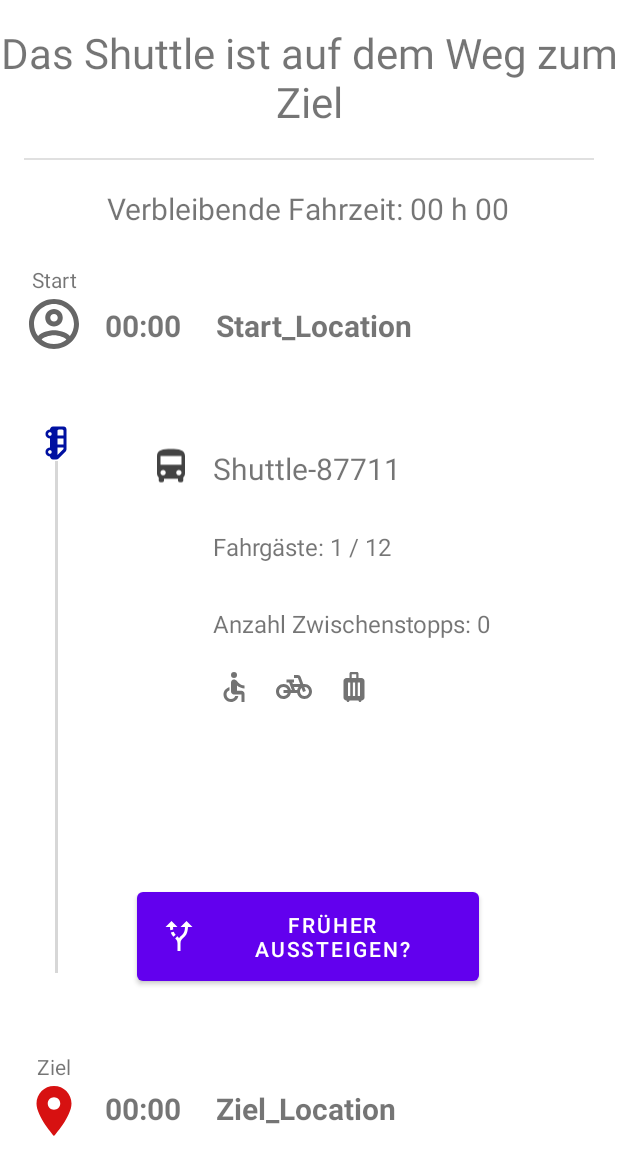
After one commit to MartenKre/ITP, an Android app: the layout activity_main3.xml on its own in the app's theme, with its tools: preview values and no code run, on a phone screen of 412 x 824 dp. The commit adds this screen. Shown: the top 1175 px of the screen. Run offline under Robolectric (Android 15) with nearby library versions, the phone set to English and light mode, and no system bars.

Commit message:
[ADD] Added Third Activity

```diff
--- a/App_Prototype/app/src/main/AndroidManifest.xml
+++ b/App_Prototype/app/src/main/AndroidManifest.xml
@@ -11,6 +11,9 @@
         android:roundIcon="@mipmap/ic_launcher_round"
         android:supportsRtl="true"
         android:theme="@style/Theme.App_Prototype">
+        <activity
+            android:name=".MainActivity3"
+            android:exported="false" />
         <activity
             android:name=".MainActivity2"
             android:exported="false" />
--- /dev/null
+++ b/App_Prototype/app/src/main/java/com/example/app_prototype/Dialog_Window_2.kt
@@ -0,0 +1,4 @@
+package com.example.app_prototype
+
+class Dialog_Window_2 {
+}
--- a/App_Prototype/app/src/main/java/com/example/app_prototype/MainActivity.kt
+++ b/App_Prototype/app/src/main/java/com/example/app_prototype/MainActivity.kt
@@ -269,12 +269,14 @@ class MainActivity : AppCompatActivity() {
             if (id_edittext == "Ziel") {
                 ziel_marker = MarkerOptions().position(latLng).title(id_edittext)
                 draw_marker_on_map(true, ziel_marker)
-                ziel = location
+                ziel = address.featureName.toString()
+                ziel_textview.setText(address.featureName.toString(), TextView.BufferType.EDITABLE)
             }
             else{
                 start_marker = MarkerOptions().position(latLng).title(id_edittext)
                 draw_marker_on_map(false, start_marker)
-                start = location
+                start = address.featureName.toString()
+                start_textview.setText(address.featureName.toString(), TextView.BufferType.EDITABLE)
             }
             googleMap.animateCamera(CameraUpdateFactory.newLatLngZoom(latLng, 15f))
         }
--- a/App_Prototype/app/src/main/java/com/example/app_prototype/MainActivity2.kt
+++ b/App_Prototype/app/src/main/java/com/example/app_prototype/MainActivity2.kt
@@ -1,12 +1,14 @@
 package com.example.app_prototype
 
 import android.content.Context
+import android.content.Intent
 import android.graphics.Bitmap
 import android.graphics.Canvas
 import android.os.Bundle
 import android.os.CountDownTimer
 import android.util.Log
 import android.widget.TextView
+import android.widget.Toast
 import androidx.annotation.DrawableRes
 import androidx.appcompat.app.AppCompatActivity
 import androidx.core.content.ContextCompat
@@ -34,6 +36,7 @@ class MainActivity2 : AppCompatActivity() {
     lateinit var mapFragment : SupportMapFragment
     lateinit var googleMap2: GoogleMap
     lateinit var last_timer: CountDownTimer
+    lateinit var intent_page3: Intent
     var shuttle_marker: Marker? = null
     var start_marker: Marker? = null
     var ziel_marker: Marker? = null
@@ -85,6 +88,8 @@ class MainActivity2 : AppCompatActivity() {
             }
         })
 
+        intent_page3 = Intent(this, MainActivity3::class.java)  //Initialize Intent
+        startActivity(intent_page3)  //uncomment to go to page 3 directly
 
         start_textview = findViewById<TextView>(R.id.start_textview)
         ziel_textview = findViewById<TextView>(R.id.ziel_texttview)
@@ -147,9 +152,30 @@ class MainActivity2 : AppCompatActivity() {
             override fun onFinish() {
                 textView_shuttleinfo.text = "Das Shuttle befindet sich nun an der Startposition"
                 textView_main_caption.text = "Das Shuttle ist da!"
+                display_toast()
+                open_Activity3()
             }
         }
         timer.start()
+    }
+
+    fun open_Activity3(){
+        // wait 5 Sec then start Activity3
+        val timer = object: CountDownTimer(5000, 5000) {
+            override fun onTick(millisUntilFinished: Long) {
+            }
+
+            override fun onFinish() {
+                startActivity(intent_page3)
+            }
+        }
+        timer.start()
+    }
+
+    fun display_toast()
+    {
+        val toast = Toast.makeText(this, "Das Shuttle ist an der Startposition", Toast.LENGTH_SHORT)
+        toast.show()
     }
 
 
--- /dev/null
+++ b/App_Prototype/app/src/main/java/com/example/app_prototype/MainActivity3.kt
@@ -0,0 +1,104 @@
+package com.example.app_prototype
+
+import android.os.Build
+import androidx.appcompat.app.AppCompatActivity
+import android.os.Bundle
+import android.os.CountDownTimer
+import android.view.MotionEvent
+import android.widget.SeekBar
+import android.widget.TextView
+import kotlin.math.round
+import android.view.View
+import java.time.LocalDateTime
+import java.time.format.DateTimeFormatter
+import android.view.View.OnTouchListener
+import android.widget.Button
+
+import com.growingio.android.sdk.track.providers.ConfigurationProvider.core
+
+
+
+
+class MainActivity3 : AppCompatActivity() {
+
+    lateinit var shuttle_slider: SeekBar
+    lateinit var textView_remaining_time: TextView
+    lateinit var textView_start_location: TextView
+    lateinit var textView_ziel_location: TextView
+    lateinit var textView_start_time: TextView
+    lateinit var textView_ziel_time: TextView
+    lateinit var button_change_stop: Button
+    var fahrzeit: Int = 0 // fahrzeit in minutes
+
+    override fun onCreate(savedInstanceState: Bundle?) {
+        super.onCreate(savedInstanceState)
+        setContentView(R.layout.activity_main3)
+
+        //remove whitespaces from fahrzeit string
+        var sentence = MainActivity.fahrzeit
+        sentence = sentence.replace("\\s".toRegex(), "")
+        //split farhzeit string in h and min
+        val fahrzeit_h_m : List<String> = sentence.split("h")
+        //calculate fahrzeit as int
+        fahrzeit = fahrzeit_h_m[0].toInt()*60 + fahrzeit_h_m[1].toInt()
+
+        lateinit var currentDateTime: String
+        lateinit var targetDateTime: String
+        if (Build.VERSION.SDK_INT >= Build.VERSION_CODES.O) {
+            val current = LocalDateTime.now()
+            val formatter = DateTimeFormatter.ofPattern("HH:mm")  //yyyy-MM-dd HH:mm:ss.SSS
+            currentDateTime = current.format(formatter)
+            val currenttime_h_m : List<String> = currentDateTime.split(":")
+            var targetDateTime_h = ((currenttime_h_m[0].toInt() + fahrzeit_h_m[0].toInt() + (currenttime_h_m[1].toInt() + fahrzeit_h_m[1].toInt())/60) % 24).toString().padStart(2, '0')
+            var targetDateTime_m = ((currenttime_h_m[1].toInt() + fahrzeit_h_m[1].toInt())%60).toString().padStart(2, '0')
+            targetDateTime = "$targetDateTime_h:$targetDateTime_m"
+
+        } else {
+            //TODO("VERSION.SDK_INT < O")
+        }
+
+
+        shuttle_slider = findViewById<SeekBar>(R.id.seekBar)
+        shuttle_slider.setMax(0)
+        shuttle_slider.setMax(fahrzeit*60*1000)
+        shuttle_slider.setOnTouchListener(OnTouchListener { v, event -> true })     // Disable Seekbar Touchevent (without disabling seekbar)
+        textView_remaining_time = findViewById<TextView>(R.id.textView5)
+        textView_start_location = findViewById<TextView>(R.id.textView8)
+        textView_ziel_location = findViewById<TextView>(R.id.textView9)
+        textView_start_time = findViewById<TextView>(R.id.textView10)
+        textView_ziel_time = findViewById<TextView>(R.id.textView11)
+        button_change_stop = findViewById<Button>(R.id.button)
+
+        textView_ziel_location.text = "${MainActivity.ziel}"
+        textView_start_location.text = "${MainActivity.start}"
+        textView_start_time.text = currentDateTime
+        textView_ziel_time.text = targetDateTime
+
+        update_seekbar()
+    }
+
+    fun update_seekbar(){
+        val timer = object: CountDownTimer((fahrzeit * 60 * 1000).toLong(), 10) {
+            override fun onTick(millisUntilFinished: Long) {
+                //adapt textview (remaining time)
+                var minutes_until_finished = (millisUntilFinished/60000).toDouble()
+                var fahrzeit_min = (round((minutes_until_finished)%60)).toInt().toString().padStart(2, '0')
+                var fahrzeit_h = (round(minutes_until_finished) / 60).toInt().toString().padStart(2, '0')
+                textView_remaining_time.text = "Verbleibende Fahrzeit: $fahrzeit_h h $fahrzeit_min"
+
+                //adapt seekbar value
+                shuttle_slider.progress = (fahrzeit * 60 *1000 - millisUntilFinished).toInt()
+            }
+
+            override fun onFinish() {
+                shuttle_slider.progress = (fahrzeit * 60 *1000).toInt()
+            }
+        }
+        timer.start()
+    }
+
+    override fun onBackPressed() {
+        //super.onBackPressed()
+        return
+    }
+}
--- /dev/null
+++ b/App_Prototype/app/src/main/res/drawable/ic_baseline_accessible_24.xml
@@ -0,0 +1,6 @@
+<vector android:autoMirrored="true" android:height="24dp"
+    android:tint="#737373" android:viewportHeight="24"
+    android:viewportWidth="24" android:width="24dp" xmlns:android="http://schemas.android.com/apk/res/android">
+    <path android:fillColor="@android:color/white" android:pathData="M12,4m-2,0a2,2 0,1 1,4 0a2,2 0,1 1,-4 0"/>
+    <path android:fillColor="@android:color/white" android:pathData="M19,13v-2c-1.54,0.02 -3.09,-0.75 -4.07,-1.83l-1.29,-1.43c-0.17,-0.19 -0.38,-0.34 -0.61,-0.45 -0.01,0 -0.01,-0.01 -0.02,-0.01L13,7.28c-0.35,-0.2 -0.75,-0.3 -1.19,-0.26C10.76,7.11 10,8.04 10,9.09L10,15c0,1.1 0.9,2 2,2h5v5h2v-5.5c0,-1.1 -0.9,-2 -2,-2h-3v-3.45c1.29,1.07 3.25,1.94 5,1.95zM12.83,18c-0.41,1.16 -1.52,2 -2.83,2 -1.66,0 -3,-1.34 -3,-3 0,-1.31 0.84,-2.41 2,-2.83L9,12.1c-2.28,0.46 -4,2.48 -4,4.9 0,2.76 2.24,5 5,5 2.42,0 4.44,-1.72 4.9,-4h-2.07z"/>
+</vector>
--- /dev/null
+++ b/App_Prototype/app/src/main/res/drawable/ic_baseline_alt_route_24.xml
@@ -0,0 +1,5 @@
+<vector android:autoMirrored="true" android:height="24dp"
+    android:tint="#FFFFFF" android:viewportHeight="24"
+    android:viewportWidth="24" android:width="24dp" xmlns:android="http://schemas.android.com/apk/res/android">
+    <path android:fillColor="@android:color/white" android:pathData="M9.78,11.16l-1.42,1.42c-0.68,-0.69 -1.34,-1.58 -1.79,-2.94l1.94,-0.49C8.83,10.04 9.28,10.65 9.78,11.16zM11,6L7,2L3,6h3.02C6.04,6.81 6.1,7.54 6.21,8.17l1.94,-0.49C8.08,7.2 8.03,6.63 8.02,6H11zM21,6l-4,-4l-4,4h2.99c-0.1,3.68 -1.28,4.75 -2.54,5.88c-0.5,0.44 -1.01,0.92 -1.45,1.55c-0.34,-0.49 -0.73,-0.88 -1.13,-1.24L9.46,13.6C10.39,14.45 11,15.14 11,17c0,0 0,0 0,0h0v5h2v-5c0,0 0,0 0,0c0,-2.02 0.71,-2.66 1.79,-3.63c1.38,-1.24 3.08,-2.78 3.2,-7.37H21z"/>
+</vector>
--- /dev/null
+++ b/App_Prototype/app/src/main/res/drawable/ic_baseline_luggage_24.xml
@@ -0,0 +1,5 @@
+<vector android:height="24dp" android:tint="#737373"
+    android:viewportHeight="24" android:viewportWidth="24"
+    android:width="24dp" xmlns:android="http://schemas.android.com/apk/res/android">
+    <path android:fillColor="@android:color/white" android:pathData="M17,6h-2V3c0,-0.55 -0.45,-1 -1,-1h-4C9.45,2 9,2.45 9,3v3H7C5.9,6 5,6.9 5,8v11c0,1.1 0.9,2 2,2c0,0.55 0.45,1 1,1c0.55,0 1,-0.45 1,-1h6c0,0.55 0.45,1 1,1c0.55,0 1,-0.45 1,-1c1.1,0 2,-0.9 2,-2V8C19,6.9 18.1,6 17,6zM9.5,18H8V9h1.5V18zM12.75,18h-1.5V9h1.5V18zM13.5,6h-3V3.5h3V6zM16,18h-1.5V9H16V18z"/>
+</vector>
--- /dev/null
+++ b/App_Prototype/app/src/main/res/drawable/ic_baseline_pedal_bike_24.xml
@@ -0,0 +1,5 @@
+<vector android:height="24dp" android:tint="#737373"
+    android:viewportHeight="24" android:viewportWidth="24"
+    android:width="24dp" xmlns:android="http://schemas.android.com/apk/res/android">
+    <path android:fillColor="@android:color/white" android:pathData="M18.18,10l-1.7,-4.68C16.19,4.53 15.44,4 14.6,4H12v2h2.6l1.46,4h-4.81l-0.36,-1H12V7H7v2h1.75l1.82,5H9.9c-0.44,-2.23 -2.31,-3.88 -4.65,-3.99C2.45,9.87 0,12.2 0,15c0,2.8 2.2,5 5,5c2.46,0 4.45,-1.69 4.9,-4h4.2c0.44,2.23 2.31,3.88 4.65,3.99c2.8,0.13 5.25,-2.19 5.25,-5c0,-2.8 -2.2,-5 -5,-5H18.18zM7.82,16c-0.4,1.17 -1.49,2 -2.82,2c-1.68,0 -3,-1.32 -3,-3s1.32,-3 3,-3c1.33,0 2.42,0.83 2.82,2H5v2H7.82zM14.1,14h-1.4l-0.73,-2H15C14.56,12.58 14.24,13.25 14.1,14zM19,18c-1.68,0 -3,-1.32 -3,-3c0,-0.93 0.41,-1.73 1.05,-2.28l0.96,2.64l1.88,-0.68l-0.97,-2.67c0.03,0 0.06,-0.01 0.09,-0.01c1.68,0 3,1.32 3,3S20.68,18 19,18z"/>
+</vector>
--- /dev/null
+++ b/App_Prototype/app/src/main/res/drawable/ic_baseline_shuttle_front.xml
@@ -0,0 +1,5 @@
+<vector android:height="24dp" android:tint="#434343"
+    android:viewportHeight="24" android:viewportWidth="24"
+    android:width="24dp" xmlns:android="http://schemas.android.com/apk/res/android">
+    <path android:fillColor="@android:color/white" android:pathData="M4,16c0,0.88 0.39,1.67 1,2.22L5,20c0,0.55 0.45,1 1,1h1c0.55,0 1,-0.45 1,-1v-1h8v1c0,0.55 0.45,1 1,1h1c0.55,0 1,-0.45 1,-1v-1.78c0.61,-0.55 1,-1.34 1,-2.22L20,6c0,-3.5 -3.58,-4 -8,-4s-8,0.5 -8,4v10zM7.5,17c-0.83,0 -1.5,-0.67 -1.5,-1.5S6.67,14 7.5,14s1.5,0.67 1.5,1.5S8.33,17 7.5,17zM16.5,17c-0.83,0 -1.5,-0.67 -1.5,-1.5s0.67,-1.5 1.5,-1.5 1.5,0.67 1.5,1.5 -0.67,1.5 -1.5,1.5zM18,11L6,11L6,6h12v5z"/>
+</vector>
--- a/App_Prototype/app/src/main/res/layout/activity_main2.xml
+++ b/App_Prototype/app/src/main/res/layout/activity_main2.xml
@@ -10,6 +10,9 @@
         android:id="@+id/textView2"
         android:layout_width="wrap_content"
         android:layout_height="wrap_content"
+        android:layout_marginStart="8dp"
+        android:layout_marginTop="16dp"
+        android:layout_marginEnd="8dp"
         android:text="Ein Shuttle ist auf dem Weg!"
         android:textAlignment="center"
         android:textAllCaps="false"
@@ -18,7 +21,7 @@
         app:layout_constraintEnd_toEndOf="parent"
         app:layout_constraintStart_toStartOf="parent"
         app:layout_constraintTop_toTopOf="parent"
-        app:layout_constraintVertical_bias="0.042" />
+        app:layout_constraintVertical_bias="0.0" />
 
     <TextView
         android:id="@+id/textView3"
--- /dev/null
+++ b/App_Prototype/app/src/main/res/layout/activity_main3.xml
@@ -0,0 +1,286 @@
+<?xml version="1.0" encoding="utf-8"?>
+<androidx.constraintlayout.widget.ConstraintLayout xmlns:android="http://schemas.android.com/apk/res/android"
+    xmlns:app="http://schemas.android.com/apk/res-auto"
+    xmlns:tools="http://schemas.android.com/tools"
+    android:layout_width="match_parent"
+    android:layout_height="match_parent"
+    tools:context=".MainActivity3">
+
+    <SeekBar
+        android:id="@+id/seekBar"
+        android:layout_width="385dp"
+        android:layout_height="373dp"
+        android:layout_marginStart="-170dp"
+        android:clickable="false"
+        android:progressTint="#673AB7"
+        android:rotation="90"
+        android:scrollbarAlwaysDrawHorizontalTrack="false"
+        android:thumb="@drawable/ic_shuttle"
+        android:thumbTint="#0010A1"
+        app:layout_constraintBottom_toTopOf="@+id/textView7"
+        app:layout_constraintEnd_toEndOf="parent"
+        app:layout_constraintHorizontal_bias="0.071"
+        app:layout_constraintStart_toStartOf="parent"
+        app:layout_constraintTop_toBottomOf="@+id/imageView11"
+        app:layout_constraintVertical_bias="0.533" />
+
+    <TextView
+        android:id="@+id/textView4"
+        android:layout_width="wrap_content"
+        android:layout_height="wrap_content"
+        android:layout_marginStart="8dp"
+        android:layout_marginTop="16dp"
+        android:layout_marginEnd="8dp"
+        android:text="Das Shuttle ist auf dem Weg zum Ziel"
+        android:textAlignment="center"
+        android:textSize="28sp"
+        app:layout_constraintBottom_toBottomOf="parent"
+        app:layout_constraintEnd_toEndOf="parent"
+        app:layout_constraintStart_toStartOf="parent"
+        app:layout_constraintTop_toTopOf="parent"
+        app:layout_constraintVertical_bias="0.0" />
+
+    <View
+        android:id="@+id/divider5"
+        android:layout_width="0dp"
+        android:layout_height="1dp"
+        android:layout_marginStart="16dp"
+        android:layout_marginTop="16dp"
+        android:layout_marginEnd="16dp"
+        android:layout_marginBottom="16dp"
+        android:background="?android:attr/listDivider"
+        app:layout_constraintBottom_toTopOf="@+id/textView5"
+        app:layout_constraintEnd_toEndOf="parent"
+        app:layout_constraintHorizontal_bias="0.0"
+        app:layout_constraintStart_toStartOf="parent"
+        app:layout_constraintTop_toBottomOf="@+id/textView4" />
+
+    <TextView
+        android:id="@+id/textView5"
+        android:layout_width="wrap_content"
+        android:layout_height="wrap_content"
+        android:layout_marginTop="16dp"
+        android:text="Verbleibende Fahrzeit: 00 h 00"
+        android:textSize="20sp"
+        app:layout_constraintBottom_toBottomOf="parent"
+        app:layout_constraintEnd_toEndOf="parent"
+        app:layout_constraintHorizontal_bias="0.496"
+        app:layout_constraintStart_toStartOf="parent"
+        app:layout_constraintTop_toBottomOf="@+id/textView4"
+        app:layout_constraintVertical_bias="0.033" />
+
+    <ImageView
+        android:id="@+id/imageView10"
+        android:layout_width="40dp"
+        android:layout_height="40dp"
+        android:layout_marginStart="16dp"
+        android:layout_marginTop="20dp"
+        android:layout_marginEnd="8dp"
+        app:layout_constraintBottom_toBottomOf="parent"
+        app:layout_constraintEnd_toEndOf="parent"
+        app:layout_constraintHorizontal_bias="0.0"
+        app:layout_constraintStart_toStartOf="parent"
+        app:layout_constraintTop_toBottomOf="@+id/textView5"
+        app:layout_constraintVertical_bias="0.896"
+        app:srcCompat="@drawable/ic_baseline_location_on_24" />
+
+    <ImageView
+        android:id="@+id/imageView11"
+        android:layout_width="40dp"
+        android:layout_height="40dp"
+        android:layout_marginStart="16dp"
+        android:layout_marginTop="20dp"
+        app:layout_constraintBottom_toBottomOf="parent"
+        app:layout_constraintEnd_toEndOf="parent"
+        app:layout_constraintHorizontal_bias="0.0"
+        app:layout_constraintStart_toStartOf="parent"
+        app:layout_constraintTop_toBottomOf="@+id/textView5"
+        app:layout_constraintVertical_bias="0.038"
+        app:srcCompat="@drawable/ic_start_icon" />
+
+    <TextView
+        android:id="@+id/textView6"
+        android:layout_width="wrap_content"
+        android:layout_height="wrap_content"
+        android:layout_marginTop="8dp"
+        android:text="Start"
+        app:layout_constraintBottom_toTopOf="@+id/imageView11"
+        app:layout_constraintEnd_toEndOf="@+id/imageView11"
+        app:layout_constraintStart_toStartOf="@+id/imageView11"
+        app:layout_constraintTop_toTopOf="@+id/textView5"
+        app:layout_constraintVertical_bias="1.0" />
+
+    <TextView
+        android:id="@+id/textView7"
+        android:layout_width="wrap_content"
+        android:layout_height="wrap_content"
+        android:layout_marginTop="8dp"
+        android:text="Ziel"
+        app:layout_constraintBottom_toTopOf="@+id/imageView10"
+        app:layout_constraintEnd_toEndOf="@+id/imageView10"
+        app:layout_constraintStart_toStartOf="@+id/imageView10"
+        app:layout_constraintTop_toTopOf="@+id/textView5"
+        app:layout_constraintVertical_bias="1.0" />
+
+    <TextView
+        android:id="@+id/textView8"
+        android:layout_width="wrap_content"
+        android:layout_height="wrap_content"
+        android:text="Start_Location"
+        android:textSize="20sp"
+        android:textStyle="bold"
+        app:layout_constraintBottom_toBottomOf="parent"
+        app:layout_constraintEnd_toEndOf="parent"
+        app:layout_constraintHorizontal_bias="0.146"
+        app:layout_constraintStart_toEndOf="@+id/textView10"
+        app:layout_constraintTop_toBottomOf="@+id/textView5"
+        app:layout_constraintVertical_bias="0.079" />
+
+    <TextView
+        android:id="@+id/textView9"
+        android:layout_width="wrap_content"
+        android:layout_height="wrap_content"
+        android:text="Ziel_Location"
+        android:textSize="20sp"
+        android:textStyle="bold"
+        app:layout_constraintBottom_toBottomOf="parent"
+        app:layout_constraintEnd_toEndOf="parent"
+        app:layout_constraintHorizontal_bias="0.136"
+        app:layout_constraintStart_toEndOf="@+id/textView11"
+        app:layout_constraintTop_toBottomOf="@+id/textView5"
+        app:layout_constraintVertical_bias="0.889" />
+
+    <TextView
+        android:id="@+id/textView10"
+        android:layout_width="wrap_content"
+        android:layout_height="wrap_content"
+        android:text="00:00"
+        android:textSize="20sp"
+        android:textStyle="bold"
+        app:layout_constraintBottom_toBottomOf="parent"
+        app:layout_constraintEnd_toEndOf="parent"
+        app:layout_constraintHorizontal_bias="0.046"
+        app:layout_constraintStart_toEndOf="@+id/imageView11"
+        app:layout_constraintTop_toBottomOf="@+id/textView5"
+        app:layout_constraintVertical_bias="0.079" />
+
+    <TextView
+        android:id="@+id/textView11"
+        android:layout_width="wrap_content"
+        android:layout_height="wrap_content"
+        android:text="00:00"
+        android:textSize="20sp"
+        android:textStyle="bold"
+        app:layout_constraintBottom_toBottomOf="parent"
+        app:layout_constraintEnd_toEndOf="parent"
+        app:layout_constraintHorizontal_bias="0.046"
+        app:layout_constraintStart_toEndOf="@+id/imageView10"
+        app:layout_constraintTop_toBottomOf="@+id/textView5"
+        app:layout_constraintVertical_bias="0.889" />
+
+    <ImageView
+        android:id="@+id/imageView12"
+        android:layout_width="28dp"
+        android:layout_height="31dp"
+        app:layout_constraintBottom_toTopOf="@+id/textView11"
+        app:layout_constraintEnd_toEndOf="parent"
+        app:layout_constraintHorizontal_bias="0.261"
+        app:layout_constraintStart_toStartOf="parent"
+        app:layout_constraintTop_toBottomOf="@+id/textView10"
+        app:layout_constraintVertical_bias="0.14"
+        app:srcCompat="@drawable/ic_baseline_shuttle_front" />
+
+    <TextView
+        android:id="@+id/textView13"
+        android:layout_width="wrap_content"
+        android:layout_height="wrap_content"
+        android:layout_marginTop="8dp"
+        android:text="Shuttle-87711"
+        android:textAlignment="viewStart"
+        android:textSize="20sp"
+        app:layout_constraintBottom_toTopOf="@+id/textView9"
+        app:layout_constraintEnd_toEndOf="parent"
+        app:layout_constraintHorizontal_bias="0.087"
+        app:layout_constraintStart_toEndOf="@+id/imageView12"
+        app:layout_constraintTop_toBottomOf="@+id/textView8"
+        app:layout_constraintVertical_bias="0.13" />
+
+    <TextView
+        android:id="@+id/textView14"
+        android:layout_width="wrap_content"
+        android:layout_height="wrap_content"
+        android:text="Fahrgäste: 1 / 12"
+        android:textSize="16sp"
+        app:layout_constraintBottom_toTopOf="@+id/textView9"
+        app:layout_constraintEnd_toEndOf="parent"
+        app:layout_constraintHorizontal_bias="0.085"
+        app:layout_constraintStart_toEndOf="@+id/imageView12"
+        app:layout_constraintTop_toBottomOf="@+id/textView13"
+        app:layout_constraintVertical_bias="0.073" />
+
+    <Button
+        android:id="@+id/button"
+        android:layout_width="228dp"
+        android:layout_height="71dp"
+        android:layout_marginBottom="25dp"
+        android:text="Früher Aussteigen?"
+        app:icon="@drawable/ic_baseline_alt_route_24"
+        app:layout_constraintBottom_toTopOf="@+id/textView9"
+        app:layout_constraintEnd_toEndOf="parent"
+        app:layout_constraintHorizontal_bias="0.497"
+        app:layout_constraintStart_toStartOf="parent"
+        app:layout_constraintTop_toBottomOf="@+id/textView5"
+        app:layout_constraintVertical_bias="0.916" />
+
+    <TextView
+        android:id="@+id/textView15"
+        android:layout_width="wrap_content"
+        android:layout_height="wrap_content"
+        android:text="Anzahl Zwischenstopps: 0"
+        android:textSize="16sp"
+        app:layout_constraintBottom_toTopOf="@+id/textView9"
+        app:layout_constraintEnd_toEndOf="parent"
+        app:layout_constraintHorizontal_bias="0.145"
+        app:layout_constraintStart_toEndOf="@+id/imageView12"
+        app:layout_constraintTop_toBottomOf="@+id/textView5"
+        app:layout_constraintVertical_bias="0.458" />
+
+    <ImageView
+        android:id="@+id/imageView13"
+        android:layout_width="wrap_content"
+        android:layout_height="wrap_content"
+        app:layout_constraintBottom_toTopOf="@+id/textView9"
+        app:layout_constraintEnd_toEndOf="parent"
+        app:layout_constraintHorizontal_bias="0.061"
+        app:layout_constraintStart_toEndOf="@+id/imageView12"
+        app:layout_constraintTop_toBottomOf="@+id/textView5"
+        app:layout_constraintVertical_bias="0.535"
+        app:srcCompat="@drawable/ic_baseline_accessible_24" />
+
+    <ImageView
+        android:id="@+id/imageView14"
+        android:layout_width="wrap_content"
+        android:layout_height="wrap_content"
+        android:layout_marginStart="16dp"
+        app:layout_constraintBottom_toTopOf="@+id/textView9"
+        app:layout_constraintEnd_toEndOf="parent"
+        app:layout_constraintHorizontal_bias="0.0"
+        app:layout_constraintStart_toEndOf="@+id/imageView13"
+        app:layout_constraintTop_toBottomOf="@+id/textView5"
+        app:layout_constraintVertical_bias="0.535"
+        app:srcCompat="@drawable/ic_baseline_pedal_bike_24" />
+
+    <ImageView
+        android:id="@+id/imageView15"
+        android:layout_width="wrap_content"
+        android:layout_height="wrap_content"
+        android:layout_marginStart="16dp"
+        app:layout_constraintBottom_toTopOf="@+id/textView9"
+        app:layout_constraintEnd_toEndOf="parent"
+        app:layout_constraintHorizontal_bias="0.0"
+        app:layout_constraintStart_toEndOf="@+id/imageView14"
+        app:layout_constraintTop_toBottomOf="@+id/textView5"
+        app:layout_constraintVertical_bias="0.535"
+        app:srcCompat="@drawable/ic_baseline_luggage_24" />
+
+</androidx.constraintlayout.widget.ConstraintLayout>
```
